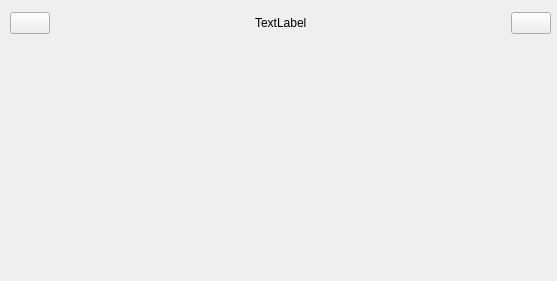
Qt form lab3a/mastervew.ui (SandraChen888/Sandra_QTCourse) before a commit.
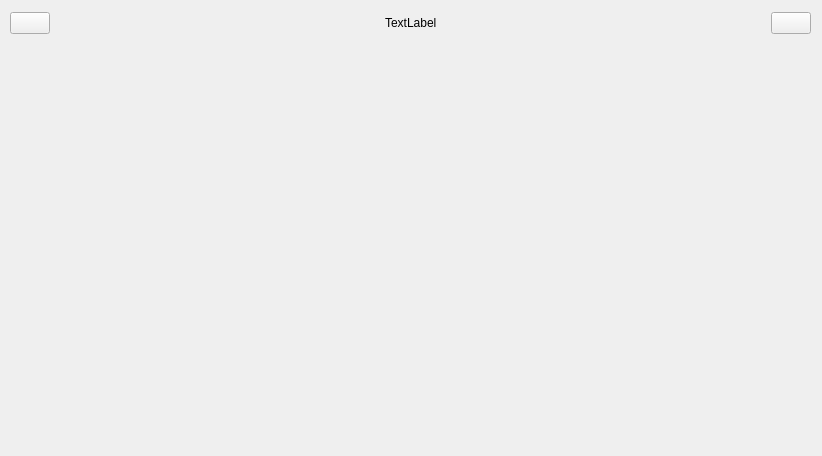
The same form after that commit. Icons and pictures are not drawn.

The edit to the form file:
```diff
--- a/lab3a/mastervew.ui
+++ b/lab3a/mastervew.ui
@@ -6,8 +6,8 @@
    <rect>
     <x>0</x>
     <y>0</y>
-    <width>557</width>
-    <height>281</height>
+    <width>822</width>
+    <height>456</height>
    </rect>
   </property>
   <property name="windowTitle">
@@ -18,8 +18,8 @@
     <rect>
      <x>10</x>
      <y>50</y>
-     <width>541</width>
-     <height>221</height>
+     <width>801</width>
+     <height>391</height>
     </rect>
    </property>
   </widget>
@@ -28,7 +28,7 @@
     <rect>
      <x>10</x>
      <y>10</y>
-     <width>541</width>
+     <width>801</width>
      <height>26</height>
     </rect>
    </property>
```
